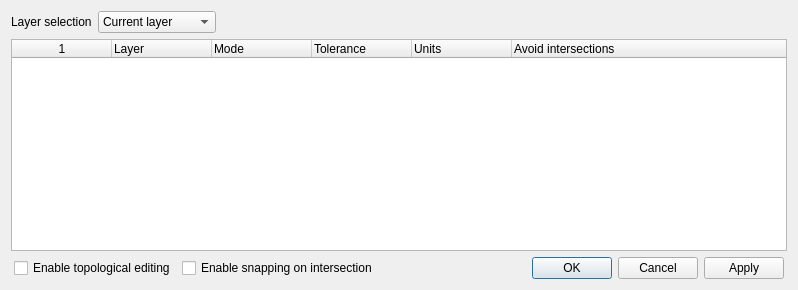
Qt form src/ui/qgssnappingdialogbase.ui (qgis/QGIS) before a commit.
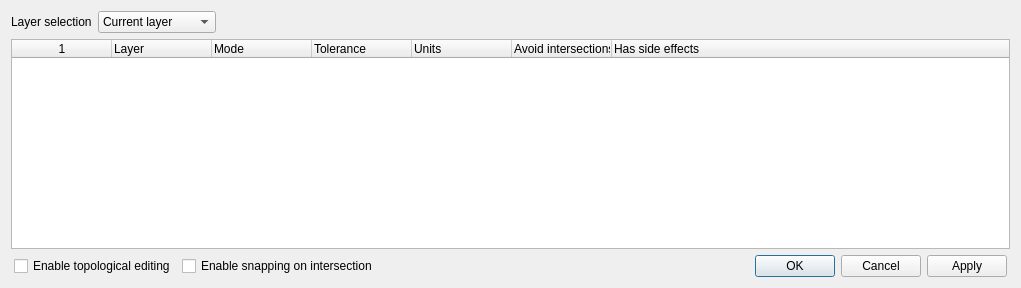
The same form after that commit. The open tabs and pages were chosen to show the change.

Patch:
```diff
--- a/src/ui/qgssnappingdialogbase.ui
+++ b/src/ui/qgssnappingdialogbase.ui
@@ -6,8 +6,8 @@
    <rect>
     <x>0</x>
     <y>0</y>
-    <width>798</width>
-    <height>290</height>
+    <width>1021</width>
+    <height>288</height>
    </rect>
   </property>
   <property name="windowTitle">
@@ -207,6 +207,14 @@
            <set>AlignLeft|AlignVCenter</set>
           </property>
          </column>
+         <column>
+          <property name="text">
+           <string>Has side effects</string>
+          </property>
+          <property name="toolTip">
+           <string>Reset the snapping index when the layer is modified (useful if geometries in other layers are computed from geometries of this layer with database triggers)</string>
+          </property>
+         </column>
         </widget>
        </item>
       </layout>
```
Left out of the diff: 2 changed lines with no effect on the pictures.
